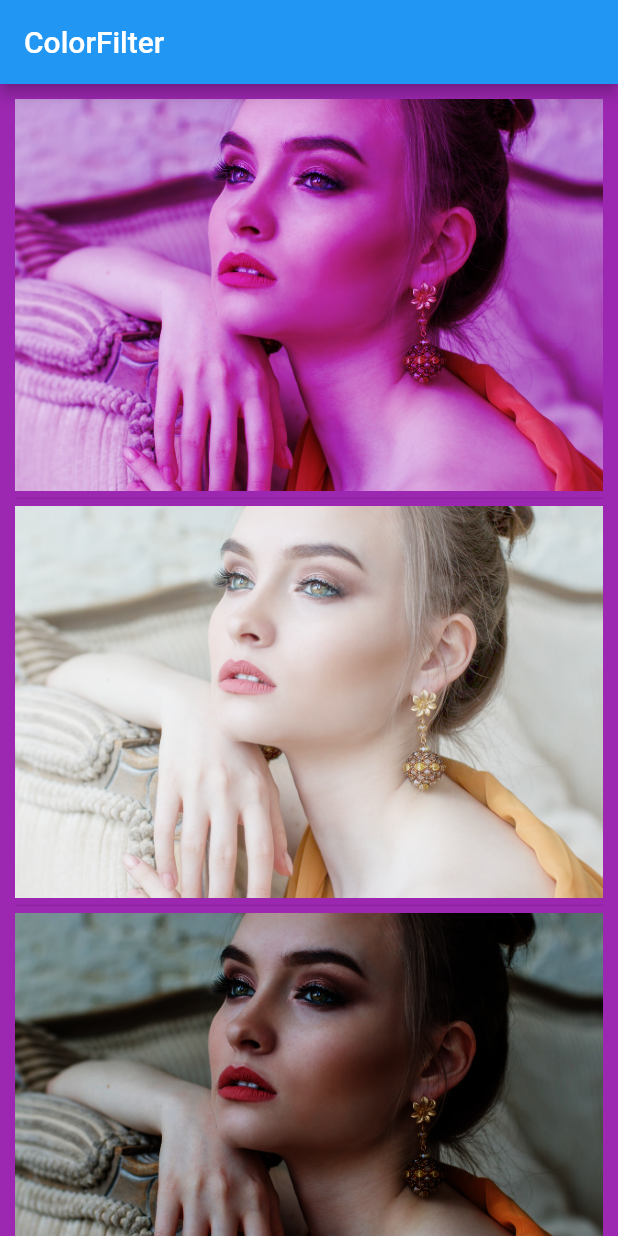
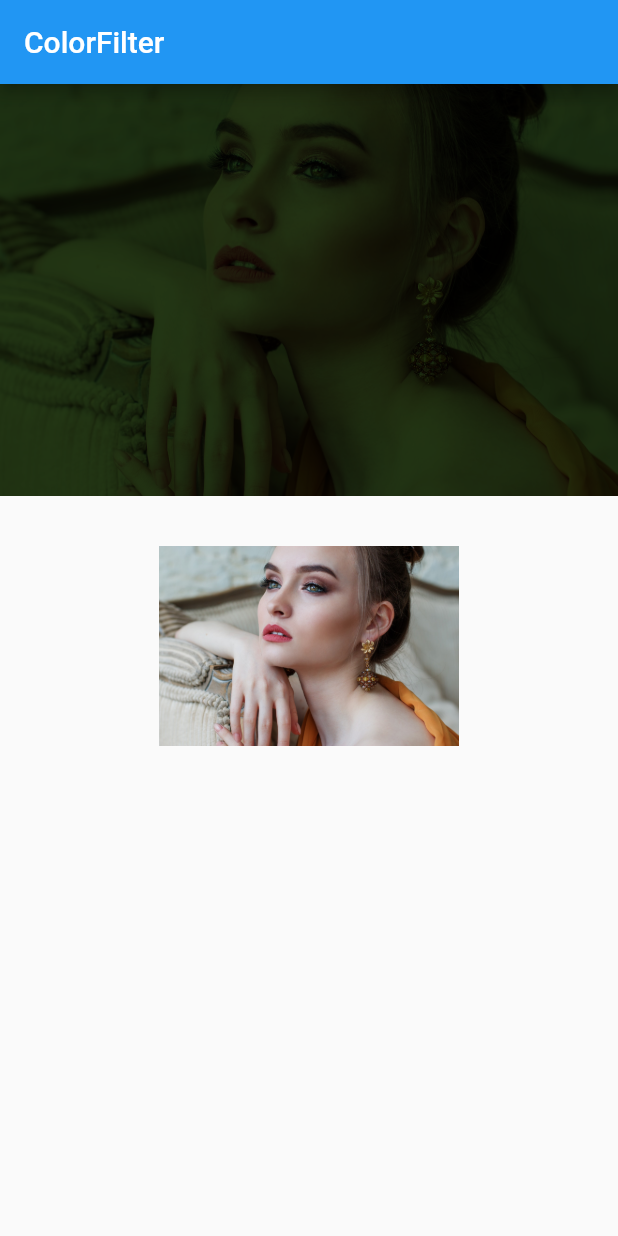
Before and after one commit to sagar40android/hair_style_design_app, a Flutter app: the screen it shows after launch, on a phone screen of 412 x 824 dp. Run offline on Flutter 3.47's test engine with Material 2 defaults, Android fonts, the phone set to English and light mode, and no system bars; project files that could hold a hidden picture were left out.

Commit message:
TweenAnimationBuilder

```diff
--- /dev/null
+++ b/lib/TwinAnimationBuilderDemo.dart
@@ -0,0 +1,66 @@
+import 'package:flutter/cupertino.dart';
+import 'package:flutter/material.dart';
+import 'dart:math'  ;
+class TwinAnimationBuilderDemo extends StatefulWidget {
+  @override
+  _TwinAnimationBuilderDemoState createState() => _TwinAnimationBuilderDemoState();
+}
+
+class _TwinAnimationBuilderDemoState extends State<TwinAnimationBuilderDemo> {
+  Color _color=Colors.orange;
+  double  _endTwin=3.14;
+  @override
+  Widget build(BuildContext context) {
+    return Scaffold(
+      appBar: AppBar(
+        title: Text("ColorFilter"),
+      ),
+      body: Column(
+        children: [
+          TweenAnimationBuilder<Color>(
+              duration: Duration(milliseconds: 500),
+
+              tween: ColorTween(begin: Colors.white,end: _color),
+
+              builder: (context,color,widget) {
+                return  ColorFiltered(
+                    colorFilter: ColorFilter.mode(color, BlendMode.modulate),
+                child: Image(image: AssetImage("assets/model1.jpeg")),
+                );
+              },
+          onEnd: (){
+             Random random = new Random();
+                setState(() {
+                  // _color=Colors.green;
+                  _color=  Color.fromARGB(
+                      255, random.nextInt(255), random.nextInt(255), random.nextInt(255));
+                });
+          },
+          ),
+
+          TweenAnimationBuilder(
+              duration: Duration(seconds:1 ),
+              tween: Tween(begin: 1.0,end: _endTwin),
+              builder: (context,tweenValue,childWidget){
+                return  Transform.rotate(
+                    angle: tweenValue,
+                  child: childWidget,
+                );
+              },
+          child: Container(
+            height: 200,
+            width: 200,
+            child: Image(image: AssetImage("assets/model1.jpeg")),
+          ),
+          onEnd: (){
+            Random rnd = new Random();
+            int min = 1, max = 4;
+                setState(() {
+                  _endTwin=rnd.nextInt(max ).toDouble();
+                });
+          },)
+        ],
+      ),
+    );
+  }
+}
--- a/lib/main.dart
+++ b/lib/main.dart
@@ -33,6 +33,8 @@ import 'PositionAnimationDemo.dart';
 import 'ReorderedListExample.dart';
 import 'SliderDemo.dart';
 import 'TestingWidget.dart';
+import 'ToggleButtonDemo.dart';
+import 'TwinAnimationBuilderDemo.dart';
 
 void main() {
   runApp(MyApp());
@@ -83,7 +85,9 @@ class MyApp extends StatelessWidget {
       // home: FractionallySizedBoxDemo(),
       // home: SliderDemo(),
       // home: AnimationCrossFadeDemo(),
-      home: ColorFilterDemo(),
+      // home: ColorFilterDemo(),
+      // home: ToggleButtonDemo(),
+      home: TwinAnimationBuilderDemo(),
     );
   }
 }
```
Also changed, not shown: lib/ToggleButtonDemo.dart (added, +98 -0 lines).
